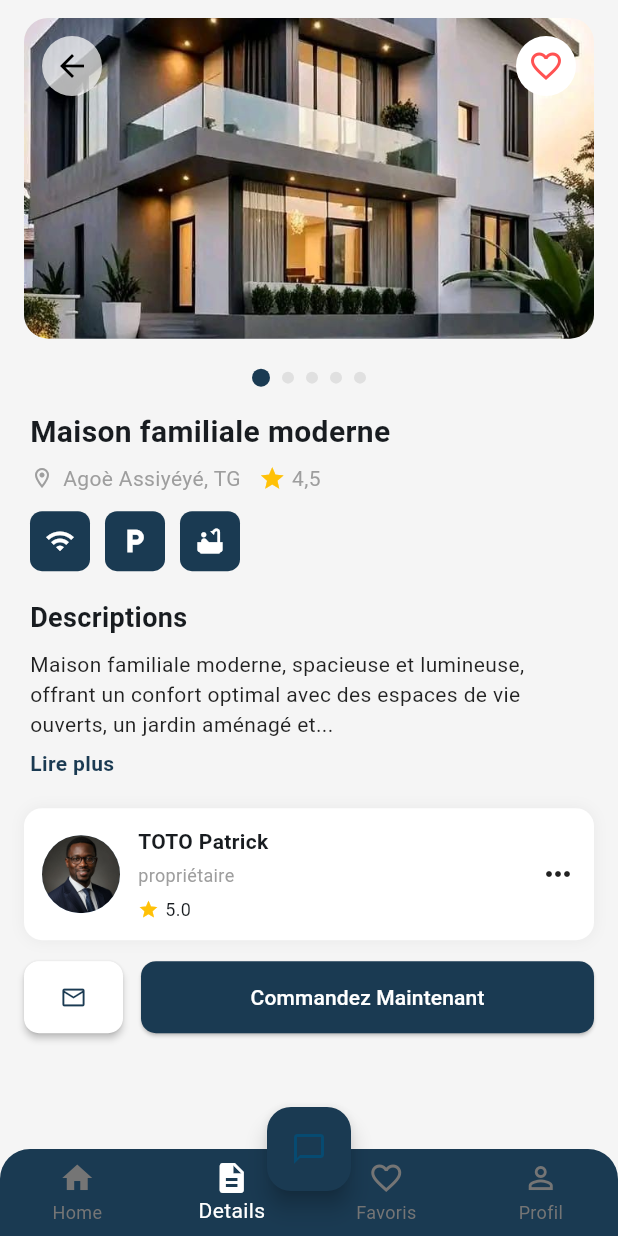
After one commit to D4Ron/Home-Finder, a Flutter app: the HomeScreen screen opened directly, item 2 of the bottom bar chosen, on a phone screen of 412 x 824 dp. The commit adds this screen. Run offline on Flutter 3.47's test engine with Material 3 defaults, Android fonts, the phone set to English and light mode, and no system bars; network calls fail.

Commit message:
HomeScreen second version

```diff
--- /dev/null
+++ b/lib/screens/details.dart
@@ -0,0 +1,323 @@
+import 'package:flutter/material.dart';
+import 'package:home_finder/widgets/app_bottom_nav.dart';
+import '../utils/colors.dart';
+
+class DetailsScreen extends StatefulWidget {
+  const DetailsScreen({super.key});
+
+  @override
+  State<DetailsScreen> createState() => _DetailsScreenState();
+}
+
+class _DetailsScreenState extends State<DetailsScreen> {
+  int _page = 0;
+  bool _expanded = false;
+
+  final List<String> images = [
+    'assets/images/maison.jpeg',
+    'assets/images/maison2.jpeg',
+    'assets/images/maison3.jpeg',
+    'assets/images/maison4.jpeg',
+    'assets/images/maison5.jpeg',
+  ];
+
+  @override
+  Widget build(BuildContext context) {
+    return Scaffold(
+      backgroundColor: AppColors.backgroundLight,
+      body: SafeArea(
+        child: Column(
+          children: [
+            Padding(
+              padding: const EdgeInsets.symmetric(horizontal: 16, vertical: 12),
+              child: Stack(
+                children: [
+                  ClipRRect(
+                    borderRadius: BorderRadius.circular(16),
+                    child: AspectRatio(
+                      aspectRatio: 16 / 9,
+                      child: PageView.builder(
+                        itemCount: images.length,
+                        onPageChanged: (i) => setState(() => _page = i),
+                        itemBuilder: (context, index) {
+                          return Image.asset(images[index], fit: BoxFit.cover);
+                        },
+                      ),
+                    ),
+                  ),
+                  Positioned(
+                    top: 12,
+                    left: 12,
+                    child: CircleAvatar(
+                      backgroundColor: Colors.white70,
+                      child: IconButton(
+                        icon: const Icon(Icons.arrow_back, color: Colors.black),
+                        onPressed: () => Navigator.of(context).maybePop(),
+                      ),
+                    ),
+                  ),
+                  Positioned(
+                    top: 12,
+                    right: 12,
+                    child: CircleAvatar(
+                      backgroundColor: Colors.white,
+                      child: IconButton(
+                        icon: const Icon(
+                          Icons.favorite_border,
+                          color: Colors.redAccent,
+                        ),
+                        onPressed: () {},
+                      ),
+                    ),
+                  ),
+                ],
+              ),
+            ),
+
+            Row(
+              mainAxisAlignment: MainAxisAlignment.center,
+              children: List.generate(
+                images.length,
+                (i) => AnimatedContainer(
+                  duration: const Duration(milliseconds: 250),
+                  margin: const EdgeInsets.symmetric(
+                    horizontal: 4,
+                    vertical: 8,
+                  ),
+                  width: _page == i ? 12 : 8,
+                  height: _page == i ? 12 : 8,
+                  decoration: BoxDecoration(
+                    color: _page == i
+                        ? AppColors.primaryDark
+                        : Colors.grey[300],
+                    shape: BoxShape.circle,
+                  ),
+                ),
+              ),
+            ),
+
+            Padding(
+              padding: const EdgeInsets.symmetric(horizontal: 20, vertical: 8),
+              child: Column(
+                crossAxisAlignment: CrossAxisAlignment.start,
+                children: [
+                  const Text(
+                    'Maison familiale moderne',
+                    style: TextStyle(fontSize: 20, fontWeight: FontWeight.bold),
+                  ),
+                  const SizedBox(height: 6),
+                  Row(
+                    children: [
+                      const Icon(
+                        Icons.location_on_outlined,
+                        size: 16,
+                        color: Colors.grey,
+                      ),
+                      const SizedBox(width: 6),
+                      const Text(
+                        'Agoè Assiyéyé, TG',
+                        style: TextStyle(color: Colors.grey),
+                      ),
+                      const SizedBox(width: 12),
+                      const Icon(Icons.star, color: Colors.amber, size: 18),
+                      const SizedBox(width: 4),
+                      const Text('4,5', style: TextStyle(color: Colors.grey)),
+                    ],
+                  ),
+                  const SizedBox(height: 12),
+
+                  Row(
+                    children: [
+                      _amenityIcon(Icons.wifi),
+                      const SizedBox(width: 10),
+                      _amenityIcon(Icons.local_parking),
+                      const SizedBox(width: 10),
+                      _amenityIcon(Icons.bathtub),
+                    ],
+                  ),
+
+                  const SizedBox(height: 18),
+
+                  const Text(
+                    'Descriptions',
+                    style: TextStyle(fontSize: 18, fontWeight: FontWeight.bold),
+                  ),
+                  const SizedBox(height: 8),
+                  _buildDescription(),
+                ],
+              ),
+            ),
+
+            const SizedBox(height: 12),
+
+            Padding(
+              padding: const EdgeInsets.symmetric(horizontal: 16),
+              child: Row(
+                children: [
+                  Expanded(
+                    child: Container(
+                      padding: const EdgeInsets.all(12),
+                      decoration: BoxDecoration(
+                        color: Colors.white,
+                        borderRadius: BorderRadius.circular(12),
+                        boxShadow: [
+                          BoxShadow(
+                            color: Colors.black.withOpacity(0.05),
+                            blurRadius: 8,
+                          ),
+                        ],
+                      ),
+                      child: Row(
+                        children: [
+                          CircleAvatar(
+                            radius: 26,
+                            backgroundImage: AssetImage(
+                              'assets/images/profile.jpeg',
+                            ),
+                          ),
+                          const SizedBox(width: 12),
+                          Expanded(
+                            child: Column(
+                              crossAxisAlignment: CrossAxisAlignment.start,
+                              children: const [
+                                Text(
+                                  'TOTO Patrick',
+                                  style: TextStyle(fontWeight: FontWeight.bold),
+                                ),
+                                SizedBox(height: 4),
+                                Text(
+                                  'propriétaire',
+                                  style: TextStyle(
+                                    color: Colors.grey,
+                                    fontSize: 12,
+                                  ),
+                                ),
+                                SizedBox(height: 6),
+                                Row(
+                                  children: [
+                                    Icon(
+                                      Icons.star,
+                                      color: Colors.amber,
+                                      size: 14,
+                                    ),
+                                    SizedBox(width: 4),
+                                    Text('5.0', style: TextStyle(fontSize: 12)),
+                                  ],
+                                ),
+                              ],
+                            ),
+                          ),
+                          const Icon(Icons.more_horiz),
+                        ],
+                      ),
+                    ),
+                  ),
+                ],
+              ),
+            ),
+
+            const SizedBox(height: 14),
+
+            Padding(
+              padding: const EdgeInsets.symmetric(horizontal: 16),
+              child: Row(
+                children: [
+                  ElevatedButton(
+                    style: ElevatedButton.styleFrom(
+                      backgroundColor: Colors.white,
+                      foregroundColor: AppColors.primaryDark,
+                      minimumSize: const Size(56, 48),
+                      shape: RoundedRectangleBorder(
+                        borderRadius: BorderRadius.circular(10),
+                      ),
+                      elevation: 2,
+                    ),
+                    onPressed: () {},
+                    child: const Icon(Icons.email_outlined),
+                  ),
+                  const SizedBox(width: 12),
+                  Expanded(
+                    child: ElevatedButton(
+                      style: ElevatedButton.styleFrom(
+                        backgroundColor: AppColors.primaryDark,
+                        foregroundColor: Colors.white,
+                        minimumSize: const Size.fromHeight(48),
+                        shape: RoundedRectangleBorder(
+                          borderRadius: BorderRadius.circular(10),
+                        ),
+                      ),
+                      onPressed: () {},
+                      child: const Text('Commandez Maintenant'),
+                    ),
+                  ),
+                ],
+              ),
+            ),
+          ],
+        ),
+      ),
+
+      floatingActionButtonLocation: FloatingActionButtonLocation.centerDocked,
+      floatingActionButton: FloatingActionButton(
+        backgroundColor: AppColors.primaryDark,
+        child: const Icon(Icons.chat_bubble_outline),
+        onPressed: () {},
+      ),
+      bottomNavigationBar: const AppBottomNav(currentIndex: 1),
+    );
+  }
+
+  Widget _buildDescription() {
+    const text =
+        'Maison familiale moderne, spacieuse et lumineuse, offrant un confort optimal avec des espaces de vie ouverts, un jardin aménagé et des finitions contemporaines. Idéale pour accueillir toute ...';
+    final short = text.length > 130 ? '${text.substring(0, 130)}...' : text;
+    return Column(
+      crossAxisAlignment: CrossAxisAlignment.start,
+      children: [
+        Text(
+          _expanded ? text : short,
+          style: const TextStyle(color: Colors.black87),
+        ),
+        const SizedBox(height: 6),
+        GestureDetector(
+          onTap: () => setState(() => _expanded = !_expanded),
+          child: Text(
+            _expanded ? 'Lire moins' : 'Lire plus',
+            style: TextStyle(
+              color: AppColors.primaryDark,
+              fontWeight: FontWeight.bold,
+            ),
+          ),
+        ),
+      ],
+    );
+  }
+
+  Widget _amenityIcon(IconData icon) {
+    return Container(
+      padding: const EdgeInsets.all(10),
+      decoration: BoxDecoration(
+        color: AppColors.primaryDark,
+        borderRadius: BorderRadius.circular(8),
+      ),
+      child: Icon(icon, color: Colors.white, size: 20),
+    );
+  }
+
+  Widget _bottomItem(IconData icon, String label, {required bool selected}) {
+    return Column(
+      mainAxisSize: MainAxisSize.min,
+      children: [
+        Icon(icon, color: selected ? AppColors.primaryDark : Colors.grey),
+        const SizedBox(height: 4),
+        Text(
+          label,
+          style: TextStyle(
+            color: selected ? AppColors.primaryDark : Colors.grey,
+            fontSize: 12,
+          ),
+        ),
+      ],
+    );
+  }
+}
--- a/lib/widgets/app_bottom_nav.dart
+++ b/lib/widgets/app_bottom_nav.dart
@@ -1,4 +1,5 @@
 import 'package:flutter/material.dart';
+import 'package:home_finder/screens/details.dart';
 import '../utils/colors.dart';
 import '../screens/home_screen.dart';
 import '../screens/favoris_screen.dart';
@@ -38,12 +39,11 @@ class AppBottomNav extends StatelessWidget {
               MaterialPageRoute(builder: (context) => const HomeScreen()),
             );
           } else if (index == 1) {
-            // Navigate to Annonces
-            // Navigator.pushReplacement(
-            //   context,
-            //   MaterialPageRoute(builder: (context) => const AnnoncesScreen()),
-            // );
-            print('Annonces - Coming soon');
+            // Navigate to Details
+             Navigator.pushReplacement(
+               context,
+               MaterialPageRoute(builder: (context) => const DetailsScreen()),
+             );
           } else if (index == 2) {
             // Navigate to Favoris
             Navigator.pushReplacement(
@@ -65,7 +65,7 @@ class AppBottomNav extends StatelessWidget {
           ),
           BottomNavigationBarItem(
             icon: Icon(Icons.description),
-            label: 'Annonces',
+            label: 'Details',
           ),
           BottomNavigationBarItem(
             icon: Icon(Icons.favorite_border),
```
Also changed, not shown: pubspec.yaml (+7 -0 lines), assets/images/details.png (added), assets/images/maison.jpeg (added), assets/images/maison2.jpeg (added), assets/images/maison3.jpeg (added), assets/images/maison4.jpeg (added), assets/images/maison5.jpeg (added), assets/images/profile.jpeg (added).
